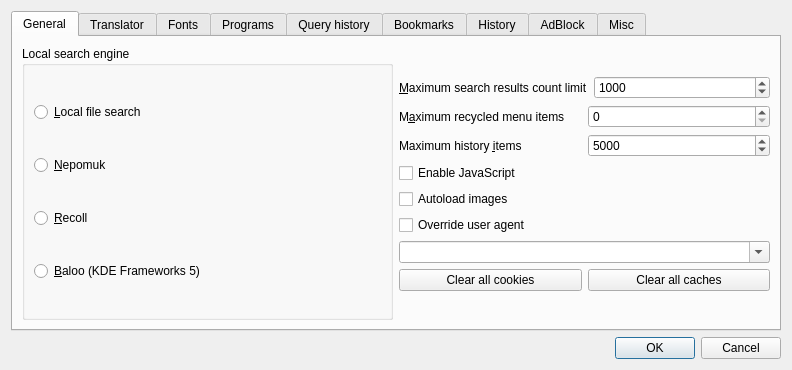
Old version of the form settingsdlg.ui in the repository kernel1024/jpreader.
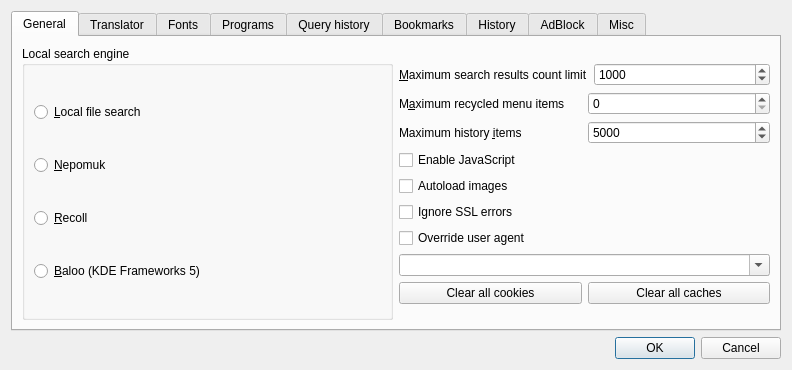
New version of the form. Custom widgets are drawn as their Qt base class.

Commit message: Ignore SSL errors, bypass certificate verification option.

Diff of the .ui file:
```diff
--- a/settingsdlg.ui
+++ b/settingsdlg.ui
@@ -163,6 +163,13 @@
              </property>
             </widget>
            </item>
+           <item>
+            <widget class="QCheckBox" name="checkIgnoreSSLErrors">
+             <property name="text">
+              <string>Ignore SSL errors</string>
+             </property>
+            </widget>
+           </item>
           </layout>
          </item>
          <item>
```
Left out of the diff: 1 changed line with no effect on the pictures. The commit also changes 5 other files.
